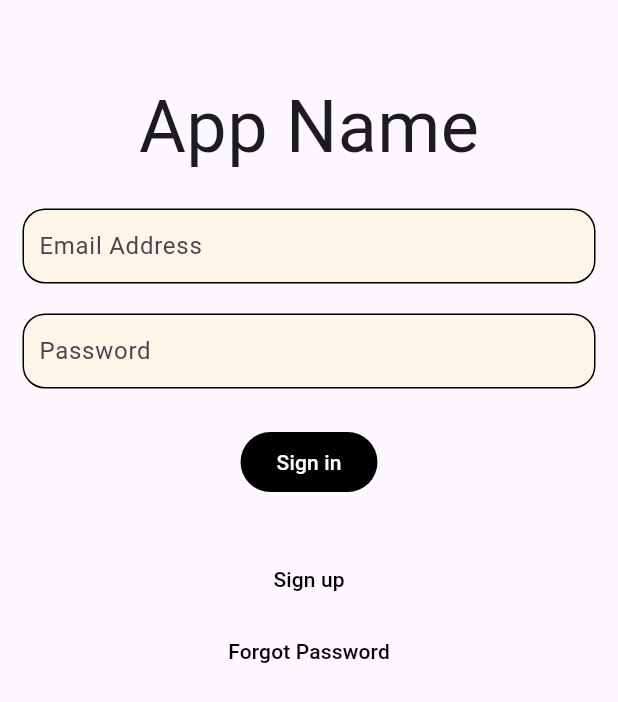
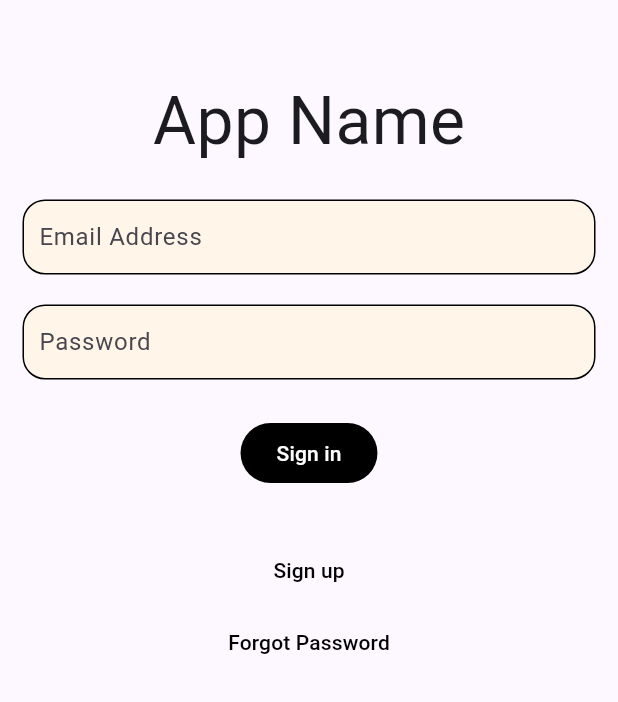
Before and after one commit to DDusy/FlutterApp, a Flutter app: the screen it shows after launch, on a phone screen of 412 x 824 dp. Shown: the top 702 px of the screen. Run offline on Flutter 3.47's test engine with Material 2 defaults, Android fonts, the phone set to English and light mode, and no system bars; our stand-ins replace firebase_core; accounts and stored records are empty.

Commit message:
access test

```diff
--- a/lib/main.dart
+++ b/lib/main.dart
@@ -46,7 +46,7 @@ class ButtonSample extends StatelessWidget {
 
               const Text(
                 'App Name',
-                style: TextStyle(fontSize: 48)
+                style: TextStyle(fontSize: 44)
               ),
 
               // Email Address
```
